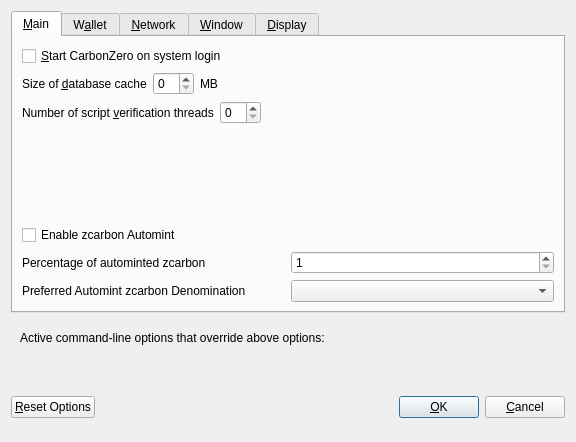
Qt form src/qt/forms/optionsdialog.ui (Carbon-Zero/CarbonZero) before a commit.
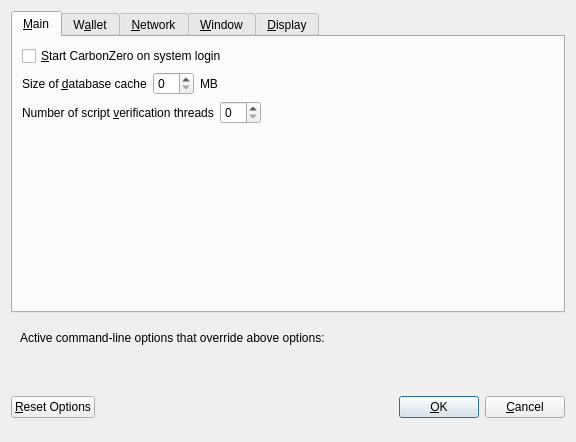
The same form after that commit. Custom widgets are drawn as their Qt base class.

Commit message: Remove Automint Option

Diff of the .ui file:
```diff
--- a/src/qt/forms/optionsdialog.ui
+++ b/src/qt/forms/optionsdialog.ui
@@ -131,83 +131,7 @@
         </spacer>
        </item>
        <item>
-        <widget class="QCheckBox" name="checkBoxZeromintEnable">
-         <property name="toolTip">
-          <string>Enable automatic minting of CZE units to zcarbon</string>
-         </property>
-         <property name="layoutDirection">
-          <enum>Qt::LeftToRight</enum>
-         </property>
-         <property name="text">
-          <string>Enable zcarbon Automint</string>
-         </property>
-        </widget>
-       </item>
-       <item>
-        <layout class="QHBoxLayout" name="horizontalLayout_3">
-         <item>
-          <widget class="QLabel" name="percentage_label">
-           <property name="toolTip">
-            <string>Percentage of incoming CZE which get automatically converted to zcarbon via Zerocoin Protocol (min: 10%)</string>
-           </property>
-           <property name="text">
-            <string>Percentage of autominted zcarbon</string>
-           </property>
-          </widget>
-         </item>
-         <item>
-          <widget class="QSpinBox" name="zeromintPercentage">
-           <property name="minimum">
-            <number>1</number>
-           </property>
-           <property name="maximum">
-            <number>100</number>
-           </property>
-          </widget>
-         </item>
-        </layout>
-       </item>
-       <item>
-        <layout class="QHBoxLayout" name="horizontalLayout" stretch="0,0">
-         <property name="sizeConstraint">
-          <enum>QLayout::SetFixedSize</enum>
-         </property>
-         <item>
-          <widget class="QLabel" name="labelPreferredDenom">
-           <property name="maximumSize">
-            <size>
-             <width>16777215</width>
-             <height>16777215</height>
-            </size>
-           </property>
-           <property name="toolTip">
-            <string>Wait with automatic conversion to Zerocoin until enough CZE for this denomination is available</string>
-           </property>
-           <property name="text">
-            <string>Preferred Automint zcarbon Denomination</string>
-           </property>
-          </widget>
-         </item>
-         <item>
-          <widget class="QComboBox" name="preferredDenom">
-           <property name="maximumSize">
-            <size>
-             <width>16777215</width>
-             <height>27</height>
-            </size>
-           </property>
-           <property name="toolTip">
-            <string>Wait with automatic conversion to Zerocoin until enough CZE for this denomination is available</string>
-           </property>
-           <property name="maxVisibleItems">
-            <number>9</number>
-           </property>
-           <property name="maxCount">
-            <number>9</number>
-           </property>
-          </widget>
-         </item>
-        </layout>
+        <layout class="QHBoxLayout" name="horizontalLayout_3"/>
        </item>
       </layout>
      </widget>
```
